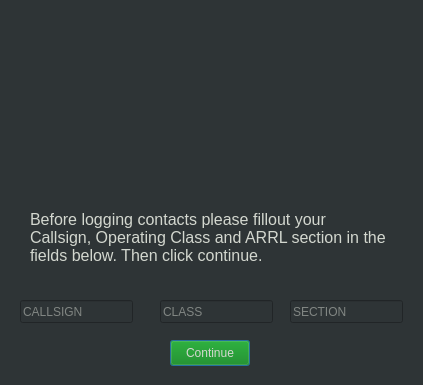
Qt form startup.ui (mbridak/WinterFieldDayLogger) before a commit.
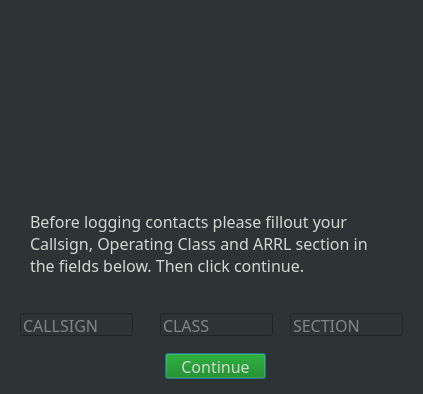
The same form after that commit. Icons and pictures are not drawn.

Commit message: Added a font and cleanedup interfaces.

Patch:
```diff
--- a/startup.ui
+++ b/startup.ui
@@ -7,7 +7,7 @@
     <x>0</x>
     <y>0</y>
     <width>423</width>
-    <height>385</height>
+    <height>394</height>
    </rect>
   </property>
   <property name="windowTitle">
@@ -40,13 +40,15 @@
    <property name="geometry">
     <rect>
      <x>20</x>
-     <y>300</y>
+     <y>313</y>
      <width>113</width>
      <height>23</height>
     </rect>
    </property>
    <property name="font">
     <font>
+     <family>JetBrains Mono</family>
+     <pointsize>12</pointsize>
      <weight>50</weight>
      <bold>false</bold>
     </font>
@@ -62,11 +64,17 @@
    <property name="geometry">
     <rect>
      <x>160</x>
-     <y>300</y>
+     <y>313</y>
      <width>113</width>
      <height>23</height>
     </rect>
    </property>
+   <property name="font">
+    <font>
+     <family>JetBrains Mono</family>
+     <pointsize>12</pointsize>
+    </font>
+   </property>
    <property name="toolTip">
     <string>Input your Field Day operating class.</string>
    </property>
@@ -78,11 +86,17 @@
    <property name="geometry">
     <rect>
      <x>290</x>
-     <y>300</y>
+     <y>313</y>
      <width>113</width>
      <height>23</height>
     </rect>
    </property>
+   <property name="font">
+    <font>
+     <family>JetBrains Mono</family>
+     <pointsize>12</pointsize>
+    </font>
+   </property>
    <property name="toolTip">
     <string>Input your ARRL section.</string>
    </property>
@@ -93,12 +107,18 @@
   <widget class="QPushButton" name="continue_pushButton">
    <property name="geometry">
     <rect>
-     <x>170</x>
-     <y>340</y>
-     <width>80</width>
+     <x>165</x>
+     <y>353</y>
+     <width>101</width>
      <height>26</height>
     </rect>
    </property>
+   <property name="font">
+    <font>
+     <family>JetBrains Mono</family>
+     <pointsize>12</pointsize>
+    </font>
+   </property>
    <property name="styleSheet">
     <string notr="true">background-color: green;</string>
    </property>
@@ -121,11 +141,12 @@
      <x>30</x>
      <y>210</y>
      <width>361</width>
-     <height>71</height>
+     <height>91</height>
     </rect>
    </property>
    <property name="font">
     <font>
+     <family>JetBrains Mono</family>
      <pointsize>12</pointsize>
     </font>
    </property>
```
The commit also changes 7 other files.
